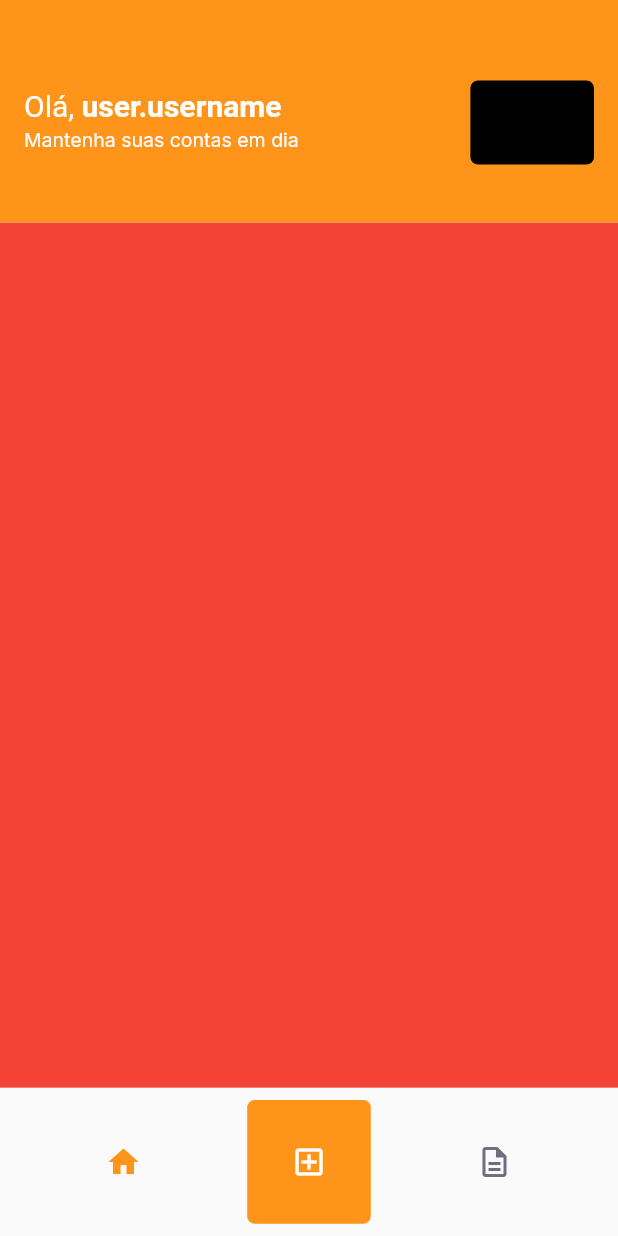
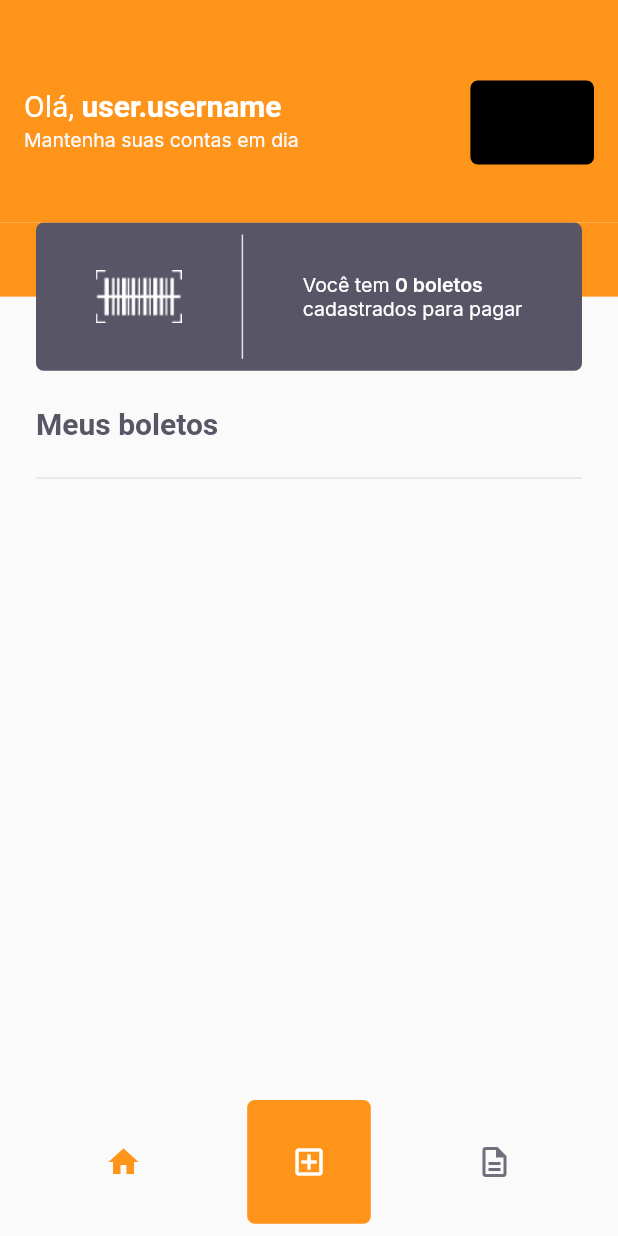
Before and after one commit to CinthiaNagahama/PayFlow, a Flutter app: the HomeScreen screen opened by its route, on a phone screen of 412 x 824 dp. Run offline on Flutter 3.47's test engine with Material 2 defaults, Android fonts, the phone set to English and light mode, and no system bars; our stand-ins replace camera, firebase_core, flutter_masked_text2, font_awesome_flutter, google_fonts, google_sign_in and 2 more; missing offline and left inert: google_ml_kit; accounts and stored records are empty.

Commit message:
Set slip and statement screens layout

```diff
--- a/lib/modules/home/home_screen.dart
+++ b/lib/modules/home/home_screen.dart
@@ -1,5 +1,7 @@
 import 'package:flutter/material.dart';
+import 'package:payflow/modules/bank_statements_screen/bank_statement_screen.dart';
 import 'package:payflow/modules/home/home_controller.dart';
+import 'package:payflow/modules/my_bank_slips/my_bank_slips_screen.dart';
 import 'package:payflow/shared/themes/app_colors.dart';
 import 'package:payflow/shared/themes/app_text_styles.dart';
 
@@ -13,12 +15,13 @@ class HomeScreen extends StatefulWidget {
 class _HomeScreenState extends State<HomeScreen> {
   final homeController = HomeController();
   final pages = [
-    Container(color: Colors.red),
-    Container(color: Colors.blue),
+    Container(
+      child: MyBankSlipsScreen(),
+    ),
+    Container(
+      child: BankStatementScreen(),
+    ),
   ];
-
-  Color homeButtonColor = AppColors.primary;
-  Color slipButtonColor = AppColors.body;
 
   @override
   Widget build(BuildContext context) {
@@ -61,19 +64,18 @@ class _HomeScreenState extends State<HomeScreen> {
             IconButton(
               icon: Icon(
                 Icons.home,
-                color: homeButtonColor,
+                color: homeController.currentPage == 0 ? AppColors.primary : AppColors.body,
               ),
               onPressed: () {
                 homeController.setPage(0);
-                homeButtonColor = AppColors.primary;
-                slipButtonColor = AppColors.body;
                 setState(() {});
               },
             ),
             GestureDetector(
               onTap: () {
                 print("Click");
-                Navigator.pushNamed(context, "/barcode_scanner");
+                // Navigator.pushNamed(context, "/barcode_scanner");
+                Navigator.pushNamed(context, "/insert_slip");
               },
               child: Container(
                 height: size.height * 0.1,
@@ -88,12 +90,10 @@ class _HomeScreenState extends State<HomeScreen> {
             IconButton(
               icon: Icon(
                 Icons.description_outlined,
-                color: slipButtonColor,
+                color: homeController.currentPage == 1 ? AppColors.primary : AppColors.body,
               ),
               onPressed: () {
                 homeController.setPage(1);
-                homeButtonColor = AppColors.body;
-                slipButtonColor = AppColors.primary;
                 setState(() {});
               },
             ),
--- a/lib/modules/insert_slip/insert_slip_controller.dart
+++ b/lib/modules/insert_slip/insert_slip_controller.dart
@@ -15,7 +15,7 @@ class InsertSlipController {
     if (int.parse(value!.substring(0, 2)) > 31 ||
         int.parse(value.substring(3, 5)) > 12 ||
         int.parse(value.substring(6, 10)) < 2021) {
-      return "Data inválida";
+      return "Data de vencimento inválida";
     }
   }
 
--- /dev/null
+++ b/lib/modules/my_bank_slips/my_bank_slips_screen.dart
@@ -0,0 +1,71 @@
+import 'package:flutter/material.dart';
+import 'package:payflow/shared/models/slip_model.dart';
+import 'package:payflow/shared/themes/app_colors.dart';
+import 'package:payflow/shared/themes/app_text_styles.dart';
+import 'package:payflow/shared/widgets/slip_info/slip_info_widget.dart';
+import 'package:payflow/shared/widgets/slip_list/slip_list_controller.dart';
+import 'package:payflow/shared/widgets/slip_list/slip_list_widget.dart';
+
+class MyBankSlipsScreen extends StatefulWidget {
+  const MyBankSlipsScreen({Key? key}) : super(key: key);
+
+  @override
+  _MyBankSlipsScreenState createState() => _MyBankSlipsScreenState();
+}
+
+class _MyBankSlipsScreenState extends State<MyBankSlipsScreen> {
+  final controller = SlipListController();
+
+  @override
+  Widget build(BuildContext context) {
+    final size = MediaQuery.of(context).size;
+
+    return SingleChildScrollView(
+      child: Column(
+        children: [
+          Stack(
+            children: [
+              Container(
+                color: AppColors.primary,
+                height: size.height * 0.06,
+                width: double.maxFinite,
+              ),
+              Padding(
+                padding: const EdgeInsets.symmetric(horizontal: 24),
+                child: ValueListenableBuilder<List<SlipModel>>(
+                  valueListenable: controller.slipsNotifier,
+                  builder: (_, slips, __) => SlipInfoW(quantity: slips.length),
+                ),
+              ),
+            ],
+          ),
+          Padding(
+            padding: const EdgeInsets.only(top: 24, left: 24, right: 24),
+            child: Row(
+              children: [
+                Text(
+                  "Meus boletos",
+                  style: AppTextStyles.titleBoldHeading,
+                ),
+              ],
+            ),
+          ),
+          Padding(
+            padding: const EdgeInsets.symmetric(vertical: 24, horizontal: 24),
+            child: Divider(
+              height: 1,
+              thickness: 1,
+              color: AppColors.stroke,
+            ),
+          ),
+          Padding(
+            padding: const EdgeInsets.symmetric(horizontal: 24),
+            child: SlipListW(
+              controller: controller,
+            ),
+          ),
+        ],
+      ),
+    );
+  }
+}
--- /dev/null
+++ b/lib/shared/widgets/slip_info/slip_info_widget.dart
@@ -0,0 +1,46 @@
+import 'package:flutter/material.dart';
+import 'package:payflow/shared/themes/app_colors.dart';
+import 'package:payflow/shared/themes/app_images.dart';
+import 'package:payflow/shared/themes/app_text_styles.dart';
+import 'package:payflow/shared/widgets/vertical_divider/vertical_divider_widget.dart';
+
+class SlipInfoW extends StatelessWidget {
+  final int quantity;
+  SlipInfoW({Key? key, required this.quantity}) : super(key: key);
+
+  Widget build(BuildContext context) {
+    final size = MediaQuery.of(context).size;
+    return Container(
+      height: size.height * 0.12,
+      decoration: BoxDecoration(
+        color: AppColors.grey,
+        borderRadius: BorderRadius.circular(5),
+      ),
+      child: Padding(
+        padding: const EdgeInsets.symmetric(vertical: 8),
+        child: Row(
+          mainAxisAlignment: MainAxisAlignment.spaceEvenly,
+          children: [
+            Image.asset(
+              AppImages.logoMini,
+              color: AppColors.background,
+              width: size.width * 0.14,
+              height: size.height * 0.14,
+            ),
+            VerticalDividerW(),
+            Text.rich(
+              TextSpan(
+                text: "Você tem ",
+                style: AppTextStyles.captionBackground,
+                children: [
+                  TextSpan(text: "$quantity boletos\n", style: AppTextStyles.captionBoldBackground),
+                  TextSpan(text: "cadastrados para pagar", style: AppTextStyles.captionBackground),
+                ],
+              ),
+            ),
+          ],
+        ),
+      ),
+    );
+  }
+}
--- /dev/null
+++ b/lib/shared/widgets/slip_list/slip_list_controller.dart
@@ -0,0 +1,23 @@
+import 'package:flutter/cupertino.dart';
+import 'package:payflow/shared/models/slip_model.dart';
+import 'package:shared_preferences/shared_preferences.dart';
+
+class SlipListController {
+  final slipsNotifier = ValueNotifier<List<SlipModel>>(<SlipModel>[]);
+  List<SlipModel> get slips => slipsNotifier.value;
+  set slips(List<SlipModel> value) => slipsNotifier.value = value;
+
+  SlipListController() {
+    getSlips();
+  }
+
+  Future<void> getSlips() async {
+    try {
+      final instance = await SharedPreferences.getInstance();
+      final response = instance.getStringList("slips") ?? <String>[];
+      slips = response.map((e) => SlipModel.fromJson(e)).toList();
+    } catch (e) {
+      slips = <SlipModel>[];
+    }
+  }
+}
```
Also changed, not shown: lib/modules/bank_statements_screen/bank_statement_screen.dart (added, +52 -0 lines), lib/shared/widgets/slip_list/slip_list_widget.dart (added, +24 -0 lines), lib/shared/widgets/slip_tile/slip_tile_widget.dart (added, +38 -0 lines).
